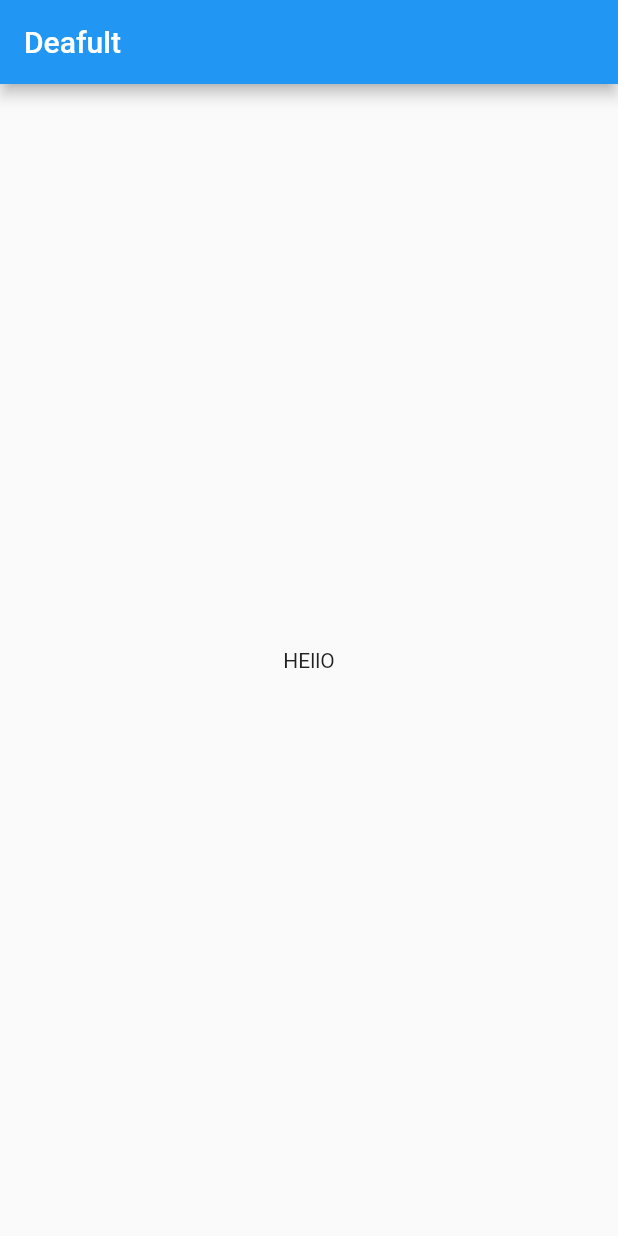
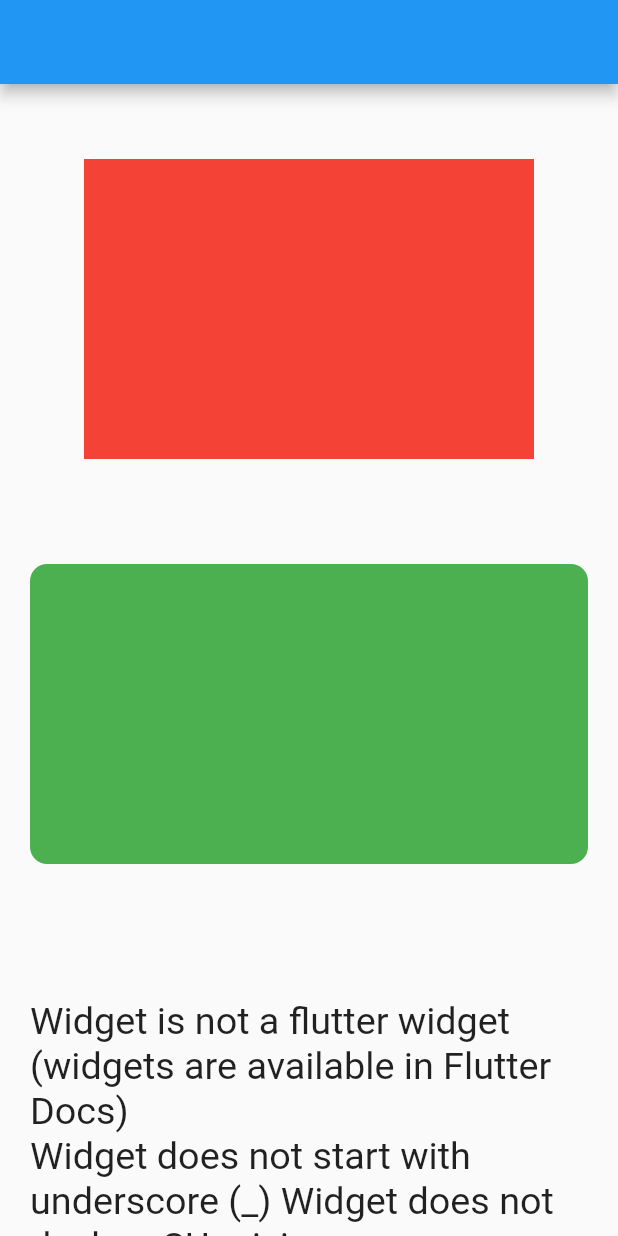
Before and after one commit to Abdusamad98/flutter_nt_ten, a Flutter app: the screen it shows after launch, on a phone screen of 412 x 824 dp. Run offline on Flutter 3.47's test engine with Material 3 defaults, Android fonts, the phone set to English and light mode, and no system bars; our stand-ins replace flutter_screenutil.

Commit message:
Some changes

```diff
--- /dev/null
+++ b/lib/flutter_screen_util_example.dart
@@ -0,0 +1,53 @@
+import 'package:flutter/material.dart';
+import 'package:flutter_screenutil/flutter_screenutil.dart';
+
+class FlutterScreenUtilExample extends StatefulWidget {
+  const FlutterScreenUtilExample({super.key});
+
+  @override
+  State<FlutterScreenUtilExample> createState() =>
+      _FlutterScreenUtilExampleState();
+}
+
+class _FlutterScreenUtilExampleState extends State<FlutterScreenUtilExample> {
+  @override
+  Widget build(BuildContext context) {
+    print("TABLET UCHUN 22 pixel = ${22.sp}");
+
+    return Scaffold(
+        appBar: AppBar(),
+        body: SingleChildScrollView(
+          child: Column(
+            children: [
+              SizedBox(height: 50),
+              Container(
+                width: 300,
+                color: Colors.red,
+                height: 200,
+              ),
+              SizedBox(height: 50),
+              Container(
+                margin: EdgeInsets.all(20),
+                width: double.infinity,
+                height: 200,
+                decoration: BoxDecoration(
+                  color: Colors.green,
+                  borderRadius: BorderRadius.circular(10.r),
+                ),
+              ),
+              SizedBox(height: 50),
+              Padding(
+                padding: EdgeInsets.all(20),
+                child: Text(
+                  '''Widget is not a flutter widget (widgets are available in Flutter Docs)
+Widget does not start with underscore (_) Widget does not declare SU mixin reponsiveWidgets does not contains widget name
+If you have a widget that uses the library and doesn't meet these options you can either add SU mixin or add widget name in responsiveWidgets list
+              ''',
+                  style: TextStyle(fontSize: 22.sp),
+                ),
+              ),
+            ],
+          ),
+        ));
+  }
+}
--- a/lib/hello_screen.dart
+++ /dev/null
@@ -1,16 +0,0 @@
-import 'package:flutter/material.dart';
-import 'package:flutter_nt_ten/utils/colors/app_colors.dart';
-
-
-class HelloScreen extends StatelessWidget {
-  const HelloScreen({super.key});
-
-  @override
-  Widget build(BuildContext context) {
-    return Scaffold(
-      backgroundColor: AppColors.white,
-      appBar: AppBar(title: Text("Deafult"),),
-      body: Center(child: const Text("HEllO"),),
-    );
-  }
-}
--- a/lib/main.dart
+++ b/lib/main.dart
@@ -1,12 +1,28 @@
 import 'package:flutter/material.dart';
-import 'package:flutter_nt_ten/hello_screen.dart';
+import 'package:flutter_nt_ten/flutter_screen_util_example.dart';
+import 'package:flutter_screenutil/flutter_screenutil.dart';
 
 void main() {
-  runApp(
-    MaterialApp(
-      debugShowCheckedModeBanner: false,
-      theme: ThemeData(useMaterial3: false),
-      home: HelloScreen(),
-    ),
-  );
+  runApp(MyApp());
 }
+
+
+class MyApp extends StatelessWidget {
+  const MyApp({super.key});
+
+  @override
+  Widget build(BuildContext context) {
+    return ScreenUtilInit(
+      designSize: const Size(414, 896),
+      builder: (context, child) {
+        ScreenUtil.init(context);
+        return MaterialApp(
+          debugShowCheckedModeBanner: false,
+          theme: ThemeData(useMaterial3: false),
+          home: child,
+        );
+      },
+      child: FlutterScreenUtilExample(),
+    );
+  }
+}
--- a/pubspec.yaml
+++ b/pubspec.yaml
@@ -36,6 +36,7 @@ dependencies:
   # Use with the CupertinoIcons class for iOS style icons.
   cupertino_icons: ^1.0.2
   flutter_svg: ^2.0.9
+  flutter_screenutil: ^5.9.0
 
 dev_dependencies:
   flutter_test:
```
Also changed, not shown: pubspec.lock.
